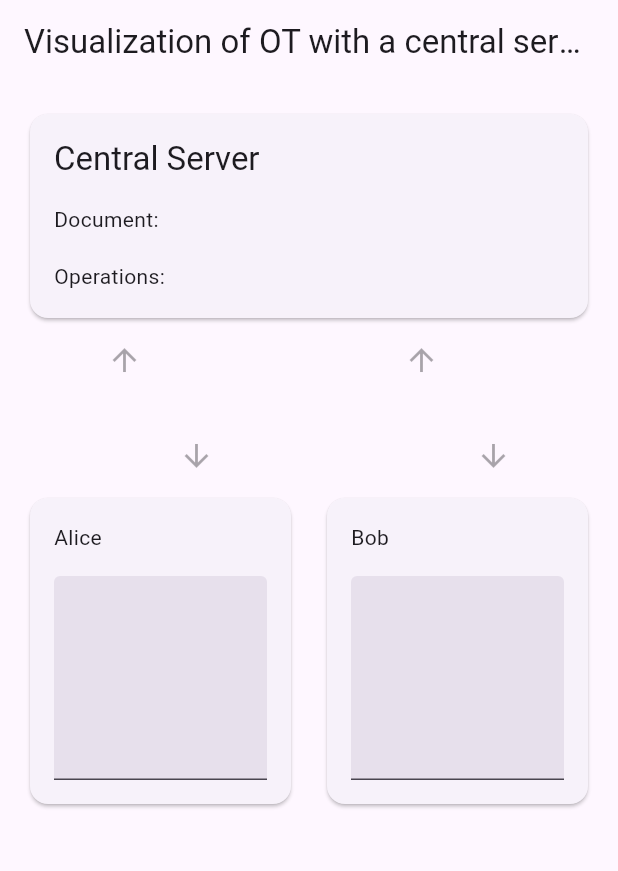
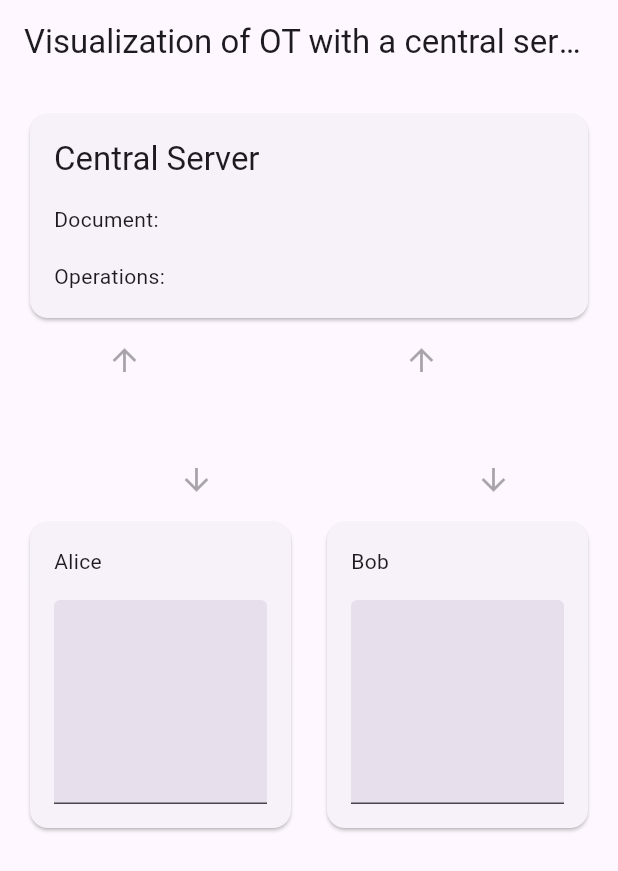
Before and after one commit to ZheruiL/ot_dart, a Flutter app: the screen it shows after launch, on a phone screen of 412 x 824 dp. Shown: the top 871 px of the screen. Run offline on Flutter 3.47's test engine with Material 2 defaults, Android fonts, the phone set to English and light mode, and no system bars.

Commit message:
code clean

```diff
--- a/lib/components/sender.dart
+++ b/lib/components/sender.dart
@@ -43,15 +43,37 @@ class _SenderState extends State<Sender> {
                         icon: const Icon(Icons.arrow_upward),
                       ),
                     ),
-                    const SizedBox(
-                      height: 64,
+                    SizedBox(
+                      height: 80,
+                      width: 40,
+                      child: SingleChildScrollView(
+                        child: Column(
+                          children: [
+                            for (final command in widget.client.sentCommands) ...[
+                              Tooltip(
+                                message: command.toString(),
+                                child: Container(
+                                  width: 16,
+                                  height: 16,
+                                  decoration: BoxDecoration(
+                                    shape: BoxShape.circle,
+                                    color: command.client.color,
+                                  ),
+                                ),
+                              ),
+                              const SizedBox(height: 4),
+                            ]
+                          ],
+                        ),
+                      ),
                     ),
                   ],
                 ),
                 Column(
                   children: [
                     const SizedBox(
-                      height: 64,
+                      width: 24,
+                      height: 80,
                       child: Column(),
                     ),
                     Tooltip(
@@ -62,7 +84,8 @@ class _SenderState extends State<Sender> {
                             : () {
                                 if (widget.client.receivedCommands.isEmpty) {
                                   debugPrint(
-                                      'client does not have any commands to receive');
+                                    'client does not have any commands to receive',
+                                  );
                                   return;
                                 }
                               },
--- a/lib/main.dart
+++ b/lib/main.dart
@@ -33,8 +33,6 @@ class MyHomePage extends StatefulWidget {
 }
 
 class _MyHomePageState extends State<MyHomePage> {
-  static const _usernameAlice = 'Alice';
-  static const _usernameBob = 'Bob';
   late final Client _clientAlice;
   late final Client _clientBob;
   final _controllerAlice = TextEditingController();
@@ -43,8 +41,8 @@ class _MyHomePageState extends State<MyHomePage> {
   @override
   void initState() {
     super.initState();
-    _clientAlice = LocalClient(_usernameAlice, '', _controllerAlice);
-    _clientBob = LocalClient(_usernameBob, '', _controllerBob);
+    _clientAlice = LocalClient('Alice', '', _controllerAlice, Colors.blue);
+    _clientBob = LocalClient('Bob', '', _controllerBob, Colors.red);
     _clientAlice.connect();
     _clientBob.connect();
   }
@@ -105,10 +103,7 @@ class _MyHomePageState extends State<MyHomePage> {
                                                 height: 24,
                                                 decoration: BoxDecoration(
                                                   shape: BoxShape.circle,
-                                                  color:
-                                                      command.username == _usernameAlice
-                                                          ? Colors.blue
-                                                          : Colors.red,
+                                                  color: command.client.color,
                                                 ),
                                               ),
                                             ),
--- a/lib/models/abstracts/client.dart
+++ b/lib/models/abstracts/client.dart
@@ -8,8 +8,9 @@ abstract class Client with ChangeNotifier {
   final List<Command> receivedCommands = []; // 已收到的消息
   final TextEditingController controller;
   bool connected = false;
+  Color color;
 
-  Client(this.username, this.val, this.controller) {
+  Client(this.username, this.val, this.controller, this.color) {
     init();
   }
 
@@ -30,7 +31,7 @@ abstract class Client with ChangeNotifier {
         final pos = currPos - length;
         debugPrint('insert pos: $pos, v: $addedValue');
         command = Command(
-          username,
+          this,
           CommandType.insert,
           pos,
           content: addedValue,
@@ -40,7 +41,7 @@ abstract class Client with ChangeNotifier {
         // delete value
         debugPrint('delete pos: $currPos, length: ${-length}');
         command = Command(
-          username,
+          this,
           CommandType.delete,
           currPos,
           length: -length,
--- a/lib/models/command.dart
+++ b/lib/models/command.dart
@@ -1,3 +1,5 @@
+import 'abstracts/client.dart';
+
 enum CommandType {
   insert,
   delete,
@@ -5,14 +7,14 @@ enum CommandType {
 
 class Command {
   Command(
-    this.username,
+    this.client,
     this.type,
     this.pos, {
     this.content = '',
     this.length = 0,
   });
 
-  String username;
+  Client client;
   CommandType type;
   int pos;
   String content = '';
--- a/lib/models/local_client.dart
+++ b/lib/models/local_client.dart
@@ -5,7 +5,7 @@ import 'package:ot_dart/models/command.dart';
 import 'package:ot_dart/models/local_server.dart';
 
 class LocalClient extends Client {
-  LocalClient(super.username, super.currVal, super.controller);
+  LocalClient(super.username, super.currVal, super.controller, super.color);
 
   // final Completer<Command> completer = Completer();
 
```
